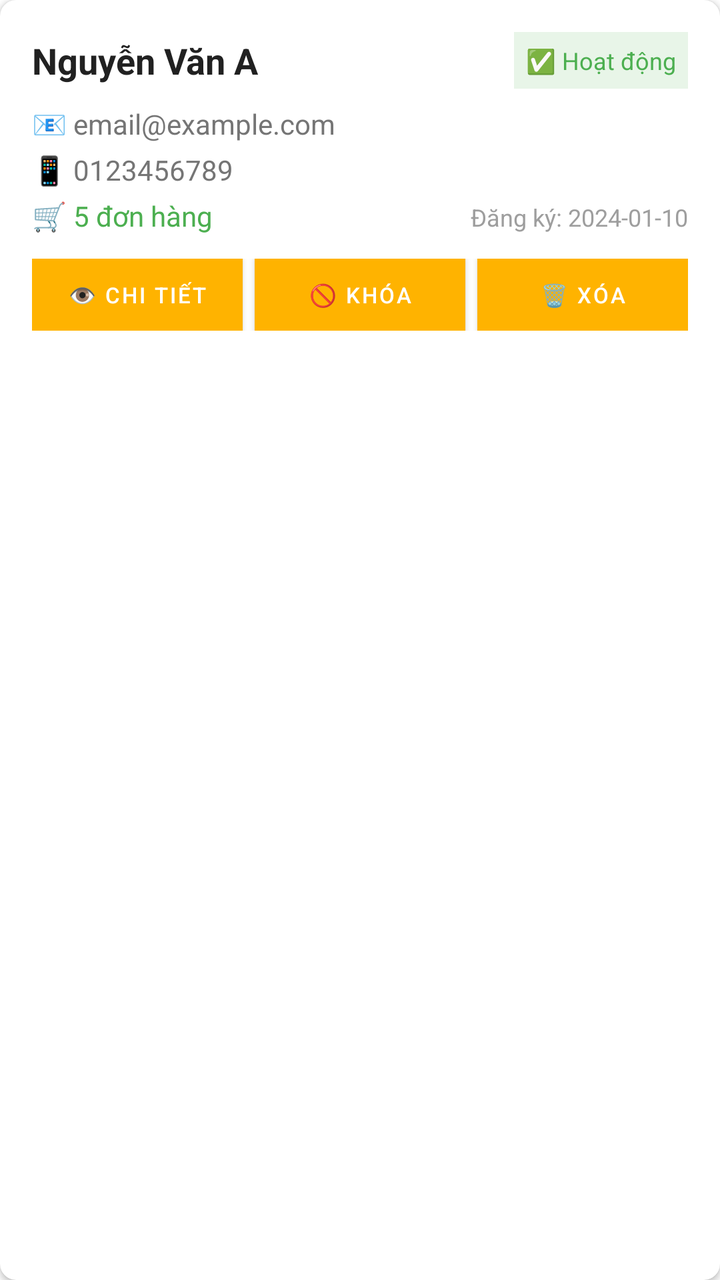
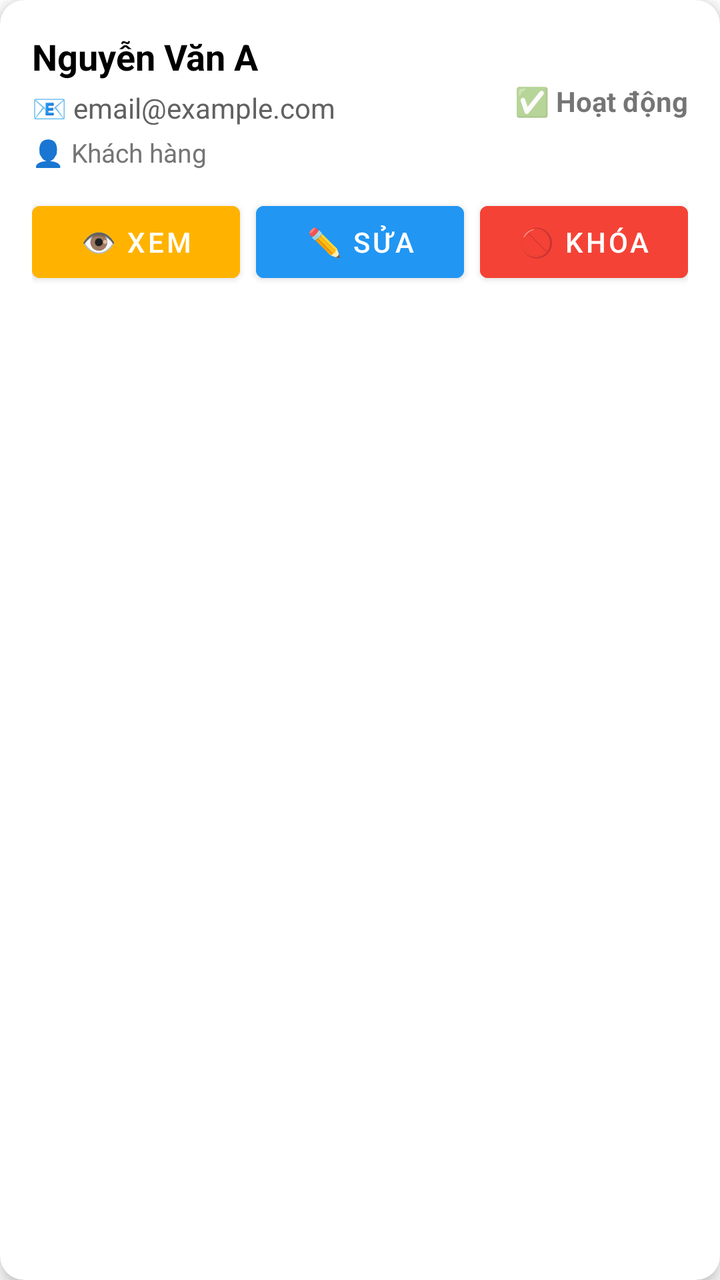

The first picture is an Android layout as it rendered before a commit; the second is the same layout after the commit. The layout source and the unified diff follow.
<!-- AndroidManifest.xml: application theme Theme.Bookstore -->
<!-- res/layout/item_admin_customer.xml -->
<?xml version="1.0" encoding="utf-8"?>
<androidx.cardview.widget.CardView xmlns:android="http://schemas.android.com/apk/res/android"
    xmlns:app="http://schemas.android.com/apk/res-auto"
    android:layout_width="match_parent"
    android:layout_height="wrap_content"
    android:layout_margin="8dp"
    android:elevation="4dp"
    app:cardCornerRadius="8dp">

    <LinearLayout
        android:layout_width="match_parent"
        android:layout_height="wrap_content"
        android:orientation="vertical"
        android:padding="16dp">

        
        <LinearLayout
            android:layout_width="match_parent"
            android:layout_height="wrap_content"
            android:orientation="horizontal"
            android:gravity="center_vertical">

            <TextView
                android:id="@+id/admin_customer_name"
                android:layout_width="0dp"
                android:layout_height="wrap_content"
                android:layout_weight="1"
                android:text="Nguyễn Văn A"
                android:textSize="18sp"
                android:textStyle="bold"
                android:textColor="#212121" />

            <TextView
                android:id="@+id/admin_customer_status"
                android:layout_width="wrap_content"
                android:layout_height="wrap_content"
                android:text="✅ Hoạt động"
                android:textSize="12sp"
                android:textColor="#4CAF50"
                android:background="#E8F5E8"
                android:padding="6dp"
                android:layout_marginStart="8dp" />
        </LinearLayout>

        
        <LinearLayout
            android:layout_width="match_parent"
            android:layout_height="wrap_content"
            android:orientation="vertical"
            android:layout_marginTop="8dp">

            <TextView
                android:id="@+id/admin_customer_email"
                android:layout_width="match_parent"
                android:layout_height="wrap_content"
                android:text="📧 email@example.com"
                android:textSize="14sp"
                android:textColor="#757575"
                android:layout_marginBottom="4dp" />

            <TextView
                android:id="@+id/admin_customer_phone"
                android:layout_width="match_parent"
                android:layout_height="wrap_content"
                android:text="📱 0123456789"
                android:textSize="14sp"
                android:textColor="#757575"
                android:layout_marginBottom="4dp" />

            <LinearLayout
                android:layout_width="match_parent"
                android:layout_height="wrap_content"
                android:orientation="horizontal">

                <TextView
                    android:id="@+id/admin_customer_orders"
                    android:layout_width="0dp"
                    android:layout_height="wrap_content"
                    android:layout_weight="1"
                    android:text="🛒 5 đơn hàng"
                    android:textSize="14sp"
                    android:textColor="#4CAF50" />

                <TextView
                    android:id="@+id/admin_customer_reg_date"
                    android:layout_width="wrap_content"
                    android:layout_height="wrap_content"
                    android:text="Đăng ký: 2024-01-10"
                    android:textSize="12sp"
                    android:textColor="#9E9E9E" />
            </LinearLayout>
        </LinearLayout>

        
        <LinearLayout
            android:layout_width="match_parent"
            android:layout_height="wrap_content"
            android:orientation="horizontal"
            android:layout_marginTop="12dp">

            <Button
                android:id="@+id/admin_view_customer_btn"
                android:layout_width="0dp"
                android:layout_height="36dp"
                android:layout_weight="1"
                android:text="👁️ Chi tiết"
                android:textSize="11sp"
                android:textColor="@color/white"
                android:background="@color/amber_600"
                android:layout_marginEnd="3dp" />

            <Button
                android:id="@+id/admin_ban_customer_btn"
                android:layout_width="0dp"
                android:layout_height="36dp"
                android:layout_weight="1"
                android:text="🚫 Khóa"
                android:textSize="11sp"
                android:textColor="@color/white"
                android:background="#F44336"
                android:layout_marginStart="3dp"
                android:layout_marginEnd="3dp" />

            <Button
                android:id="@+id/admin_delete_customer_btn"
                android:layout_width="0dp"
                android:layout_height="36dp"
                android:layout_weight="1"
                android:text="🗑️ Xóa"
                android:textSize="11sp"
                android:textColor="@color/white"
                android:background="#9E9E9E"
                android:layout_marginStart="3dp" />
        </LinearLayout>

    </LinearLayout>
</androidx.cardview.widget.CardView>
<!-- resources referenced by this layout -->
<resources>
  <color name="amber_600">#FFB300</color>
  <color name="white">#FFFFFFFF</color>
  <style name="Theme.Bookstore" parent="Theme.MaterialComponents.DayNight.NoActionBar">
          
          <item name="colorPrimary">@color/amber_600</item>
          <item name="colorPrimaryVariant">@color/amber_700</item>
          <item name="colorOnPrimary">@color/white</item>
          
          <item name="colorSecondary">@color/amber_200</item>
          <item name="colorSecondaryVariant">@color/amber_500</item>
          <item name="colorOnSecondary">@color/black</item>
          
          <item name="android:statusBarColor">?attr/colorPrimaryVariant</item>
          <item name="android:windowLightStatusBar">false</item>
      </style>
  <color name="amber_700">#FFA700</color>
  <color name="amber_200">#FFDAB3</color>
  <color name="amber_500">#FFBB48</color>
  <color name="black">#FF000000</color>
</resources>

<!-- the commit's change to res/layout/item_admin_customer.xml (unified diff, before → after) -->
@@ -4,8 +4,8 @@
     android:layout_width="match_parent"
     android:layout_height="wrap_content"
     android:layout_margin="8dp"
-    android:elevation="4dp"
-    app:cardCornerRadius="8dp">
+    app:cardCornerRadius="12dp"
+    app:cardElevation="4dp">
 
     <LinearLayout
         android:layout_width="match_parent"
@@ -13,85 +13,55 @@
         android:orientation="vertical"
         android:padding="16dp">
 
-        
         <LinearLayout
             android:layout_width="match_parent"
             android:layout_height="wrap_content"
-            android:orientation="horizontal"
-            android:gravity="center_vertical">
+            android:orientation="horizontal">
 
-            <TextView
-                android:id="@+id/admin_customer_name"
+            <LinearLayout
                 android:layout_width="0dp"
                 android:layout_height="wrap_content"
                 android:layout_weight="1"
-                android:text="Nguyễn Văn A"
-                android:textSize="18sp"
-                android:textStyle="bold"
-                android:textColor="#212121" />
+                android:orientation="vertical">
+
+                <TextView
+                    android:id="@+id/customer_name"
+                    android:layout_width="match_parent"
+                    android:layout_height="wrap_content"
+                    android:text="Nguyễn Văn A"
+                    android:textSize="18sp"
+                    android:textStyle="bold"
+                    android:textColor="@color/black" />
+
+                <TextView
+                    android:id="@+id/customer_email"
+                    android:layout_width="match_parent"
+                    android:layout_height="wrap_content"
+                    android:text="📧 email@example.com"
+                    android:textSize="14sp"
+                    android:textColor="#616161"
+                    android:layout_marginTop="4dp" />
+
+                <TextView
+                    android:id="@+id/customer_role"
+                    android:layout_width="wrap_content"
+                    android:layout_height="wrap_content"
+                    android:text="👤 Khách hàng"
+                    android:textSize="13sp"
+                    android:textColor="#757575"
+                    android:layout_marginTop="4dp" />
+            </LinearLayout>
 
             <TextView
-                android:id="@+id/admin_customer_status"
+                android:id="@+id/customer_status"
                 android:layout_width="wrap_content"
                 android:layout_height="wrap_content"
                 android:text="✅ Hoạt động"
-                android:textSize="12sp"
-                android:textColor="#4CAF50"
-                android:background="#E8F5E8"
-                android:padding="6dp"
-                android:layout_marginStart="8dp" />
+                android:textSize="14sp"
+                android:textStyle="bold"
+                android:layout_gravity="center_vertical" />
         </LinearLayout>
 
-        
-        <LinearLayout
-            android:layout_width="match_parent"
-            android:layout_height="wrap_content"
-            android:orientation="vertical"
-            android:layout_marginTop="8dp">
-
-            <TextView
-                android:id="@+id/admin_customer_email"
-                android:layout_width="match_parent"
-                android:layout_height="wrap_content"
-                android:text="📧 email@example.com"
-                android:textSize="14sp"
-                android:textColor="#757575"
-                android:layout_marginBottom="4dp" />
-
-            <TextView
-                android:id="@+id/admin_customer_phone"
-                android:layout_width="match_parent"
-                android:layout_height="wrap_content"
-                android:text="📱 0123456789"
-                android:textSize="14sp"
-                android:textColor="#757575"
-                android:layout_marginBottom="4dp" />
-
-            <LinearLayout
-                android:layout_width="match_parent"
-                android:layout_height="wrap_content"
-                android:orientation="horizontal">
-
-                <TextView
-                    android:id="@+id/admin_customer_orders"
-                    android:layout_width="0dp"
-                    android:layout_height="wrap_content"
-                    android:layout_weight="1"
-                    android:text="🛒 5 đơn hàng"
-                    android:textSize="14sp"
-                    android:textColor="#4CAF50" />
-
-                <TextView
-                    android:id="@+id/admin_customer_reg_date"
-                    android:layout_width="wrap_content"
-                    android:layout_height="wrap_content"
-                    android:text="Đăng ký: 2024-01-10"
-                    android:textSize="12sp"
-                    android:textColor="#9E9E9E" />
-            </LinearLayout>
-        </LinearLayout>
-
-        
         <LinearLayout
             android:layout_width="match_parent"
             android:layout_height="wrap_content"
@@ -99,39 +69,37 @@
             android:layout_marginTop="12dp">
 
             <Button
-                android:id="@+id/admin_view_customer_btn"
+                android:id="@+id/btn_view_customer"
                 android:layout_width="0dp"
-                android:layout_height="36dp"
+                android:layout_height="wrap_content"
                 android:layout_weight="1"
-                android:text="👁️ Chi tiết"
-                android:textSize="11sp"
+                android:text="👁️ Xem"
                 android:textColor="@color/white"
-                android:background="@color/amber_600"
-                android:layout_marginEnd="3dp" />
+                android:backgroundTint="@color/amber_600"
+                android:layout_marginEnd="4dp" />
 
             <Button
-                android:id="@+id/admin_ban_customer_btn"
+                android:id="@+id/btn_edit_customer"
                 android:layout_width="0dp"
-                android:layout_height="36dp"
+                android:layout_height="wrap_content"
+                android:layout_weight="1"
+                android:text="✏️ Sửa"
+                android:textColor="@color/white"
+                android:backgroundTint="#2196F3"
+                android:layout_marginStart="4dp"
+                android:layout_marginEnd="4dp" />
+
+            <Button
+                android:id="@+id/btn_ban_customer"
+                android:layout_width="0dp"
+                android:layout_height="wrap_content"
                 android:layout_weight="1"
                 android:text="🚫 Khóa"
-                android:textSize="11sp"
                 android:textColor="@color/white"
-                android:background="#F44336"
-                android:layout_marginStart="3dp"
-                android:layout_marginEnd="3dp" />
-
-            <Button
-                android:id="@+id/admin_delete_customer_btn"
-                android:layout_width="0dp"
-                android:layout_height="36dp"
-                android:layout_weight="1"
-                android:text="🗑️ Xóa"
-                android:textSize="11sp"
-                android:textColor="@color/white"
-                android:background="#9E9E9E"
-                android:layout_marginStart="3dp" />
+                android:backgroundTint="#F44336"
+                android:layout_marginStart="4dp" />
         </LinearLayout>
 
     </LinearLayout>
+
 </androidx.cardview.widget.CardView>
